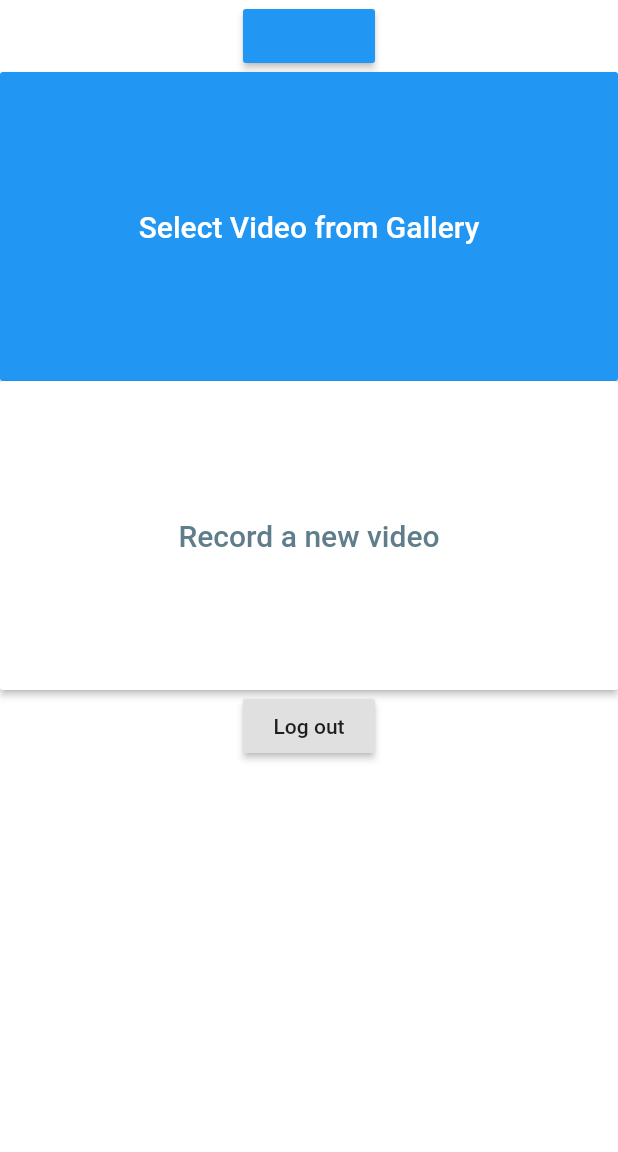
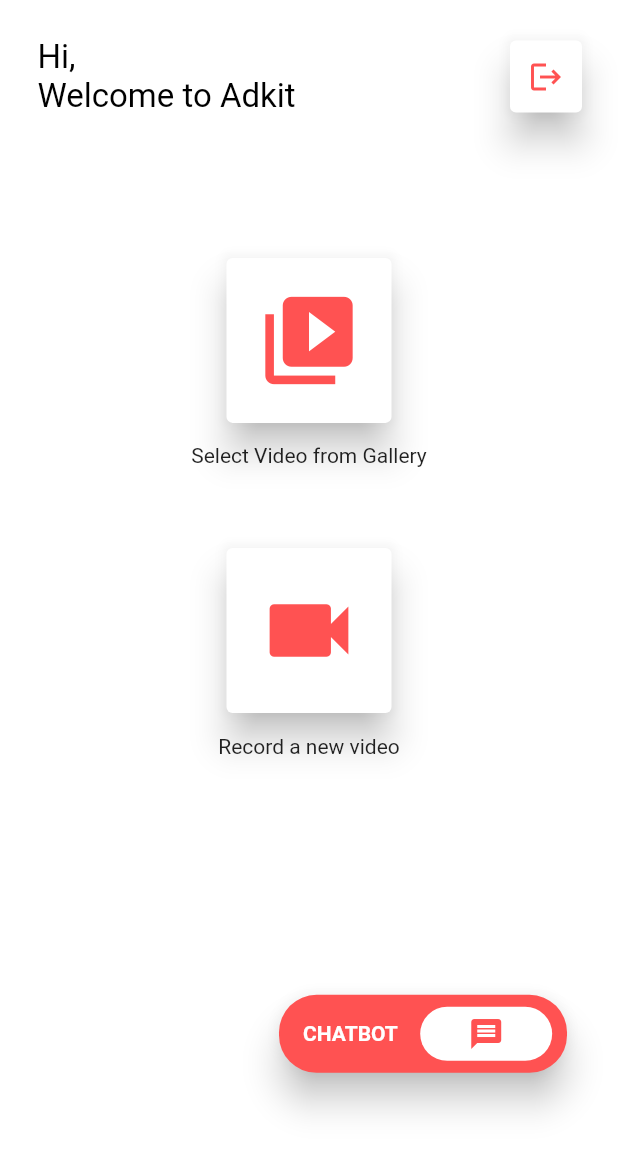
Before and after one commit to Soupaul/app-ADKit-meity, a Flutter app: the screen it shows once a user with an empty profile is signed in, on a phone screen of 412 x 824 dp. Shown: the top 1152 px of the screen. Run offline on Flutter 3.47's test engine with Material 2 defaults, Android fonts, the phone set to English and light mode, and no system bars; our stand-ins replace avatar_glow, firebase_auth, firebase_storage, flutter_tts, gallery_saver, google_sign_in and 4 more; accounts and stored records are empty; project files that could hold a hidden picture were left out.

Commit message:
home changed

```diff
--- a/lib/main.dart
+++ b/lib/main.dart
@@ -1,6 +1,8 @@
 import 'package:flutter/material.dart';
 import 'package:thefirstone/ui/home.dart';
 import 'ui/home.dart';
+import 'ui/home.dart';
+import 'ui/login.dart';
 import 'ui/login.dart';
 import 'utils/firebase_auth.dart';
 
--- a/lib/ui/home.dart
+++ b/lib/ui/home.dart
@@ -14,6 +14,7 @@ class HomePage extends StatefulWidget {
 class _HomePageState extends State<HomePage> {
   var currentImage;
   var currentVideo;
+  var height, weidth;
 
   Future _takePhoto() async {
     ImagePicker.pickVideo(source: ImageSource.gallery)
@@ -68,75 +69,163 @@ class _HomePageState extends State<HomePage> {
 
   String firstButtonText = 'Select Video from Gallery';
   String secondButtonText = 'Record a new video';
-  double textSize = 20;
+  double textSize = 22;
 
   @override
   Widget build(BuildContext context) {
+    height = MediaQuery.of(context).size.height;
+    weidth = MediaQuery.of(context).size.width;
     return Scaffold(
         body: Container(
             color: Colors.white,
             child: SafeArea(
-            child: Column(
+                child: Stack(children: [
+              Column(
                 children: <Widget>[
-                Flexible(
+                  Row(
+                    mainAxisAlignment: MainAxisAlignment.spaceBetween,
+                    children: [
+                      Container(
+                        child: Text("Hi,\nWelcome to Adkit",
+                            style: TextStyle(
+                                fontSize: textSize,
+                                color: Colors.black,
+                                fontWeight: FontWeight.w400)),
+                        alignment: Alignment.topLeft,
+                        padding: EdgeInsets.all(25),
+                      ),
+                      Container(
+                        margin: EdgeInsets.all(20),
+                        child: Card(
+                          elevation: 10,
+                          child: IconButton(
+                            onPressed: () {
+                              AuthProvider.logOut();
+                            },
+                            icon: Icon(
+                              Icons.logout,
+                              color: Colors.redAccent,//Color(0xFFBF828A),
+                            ),
+                          ),
+                        ),
+                      )
+                    ],
+                  ),
+                  SizedBox(
+                    height: height * .08,
+                  ),
+                  GestureDetector(
+                    onTap: () {
+                      _takePhoto();
+                    },
+                    child: Card(
+                      elevation: 10,
                       child: Container(
-                        child: RaisedButton(
-                  onPressed: () {
+                        padding: EdgeInsets.all(20),
+                        child: Icon(
+                          Icons.video_library,
+                          color: Colors.redAccent,//Color(0xFFBF828A),
+                          size: 70,
+                        ),
+                      ),
+                    ),
+                  ),
+                  SizedBox(
+                    height: 10,
+                  ),
+                  Text(firstButtonText),
+                  SizedBox(
+                    height: height * 0.06,
+                  ),
+                  GestureDetector(
+                    onTap: () {
+                      _recordVideo();
+                    },
+                    child: Card(
+                      elevation: 10,
+                      child: Container(
+                        padding: EdgeInsets.all(20),
+                        child: Icon(
+                          Icons.videocam,
+                          color: Colors.redAccent,//Color(0xFFBF828A),
+                          size: 70,
+                        ),
+                      ),
+                    ),
+                  ),
+                  SizedBox(
+                    height: 10,
+                  ),
+                  Text(secondButtonText)
+                ],
+              ),
+              GestureDetector(
+                onTap: () {
                   Navigator.push(
                     context,
                     MaterialPageRoute(builder: (context) => DataForm()),
                   );
                 },
-                  color: Colors.blue,
-                ))),
-                Flexible(
-                  flex: 1,
                 child: Container(
-                    child: SizedBox.expand(
-                      child: RaisedButton(
-                        color: Colors.blue,
-                        onPressed: _takePhoto,
-                        child: currentImage == null
-                            ? Text(firstButtonText,
+                  margin:
+                      EdgeInsets.only(top: height * .80, left: weidth - 250),
+                  height: 60,
+                  width: 240,
+                  padding: const EdgeInsets.only(left: 20.0, right: 20.0),
+                  child: Card(
+                    elevation: 10,
+                    shape: RoundedRectangleBorder(
+                      borderRadius: BorderRadius.circular(25.0),
+                    ),
+                    color: Colors.redAccent,//Color(0xFFBF828A),
+                    child: Container(
+                      child: new Row(
+                        mainAxisAlignment: MainAxisAlignment.spaceBetween,
+                        children: <Widget>[
+                          new Padding(
+                            padding: const EdgeInsets.only(left: 16.0),
+                            child: Text(
+                              "CHATBOT",
                               style: TextStyle(
-                                    fontSize: textSize, color: Colors.white))
-                            : enableUploadImage(),
+                                  color: Colors.white,
+                                  fontWeight: FontWeight.w600),
+                            ),
+                          ),
+                          new Transform.translate(
+                            offset: Offset(15.0, 0.0),
+                            child: new Container(
+                              padding: const EdgeInsets.only(
+                                top: 5.0,
+                                bottom: 5,
+                                right: 25,
+                              ),
+                              child: FlatButton(
+                                shape: new RoundedRectangleBorder(
+                                    borderRadius:
+                                        new BorderRadius.circular(20.0)),
+                                splashColor: Colors.white,
+                                color: Colors.white,
+                                child: Icon(
+                                  Icons.message,
+                                  color: Colors.redAccent///Color(0xFFBF828A),
+                                ),
+                                onPressed: () {
+                                  Navigator.push(
+                                    context,
+                                    MaterialPageRoute(
+                                        builder: (context) => DataForm()),
+                                  );
+                                },
+                              ),
+                            ),
+                          )
+                        ],
                       ),
                     ),
                   ),
                 ),
-                Flexible(
-                  child: Container(
-                      child: SizedBox.expand(
-                    child: RaisedButton(
-                      color: Colors.white,
-                      onPressed: _recordVideo,
-                      child: currentVideo == null
-                          ? Text(secondButtonText,
-                              style: TextStyle(
-                                  fontSize: textSize, color: Colors.blueGrey))
-                          : enableUploadVideo(),
               ),
-                  )),
-                  flex: 1,
-                ),
-                Flexible(
-                  child: Column(
-                    crossAxisAlignment: CrossAxisAlignment.start,
-                    children: <Widget>[
-                      RaisedButton(
-                        child: Text("Log out"),
-                        onPressed: () {
-                          AuthProvider.logOut();
-                        },
-                      )
-                    ],
-                  ),
-                )
-              ],
-            ),
-          )),
-    );
+            ]))));
   }
 
   Widget enableUploadImage() {
--- a/lib/ui/login.dart
+++ b/lib/ui/login.dart
@@ -1,6 +1,7 @@
 import 'package:flutter/material.dart';
 import 'package:thefirstone/widgets/custom_clipper.dart';
 import '../utils/firebase_auth.dart';
+import 'form.dart';
 
 class LoginPage extends StatefulWidget {
   @override
@@ -307,7 +308,9 @@ class _LoginPageState extends State<LoginPage> {
                             style: TextStyle(color: Color(0xFFBF828A)),
                           ),
                         ),
-                        onPressed: () => {},
+                        onPressed: () => {
+
+                        },
                       ),
                     ),
                   ],
```
Lines whose indentation alone changed are shown as unchanged.
